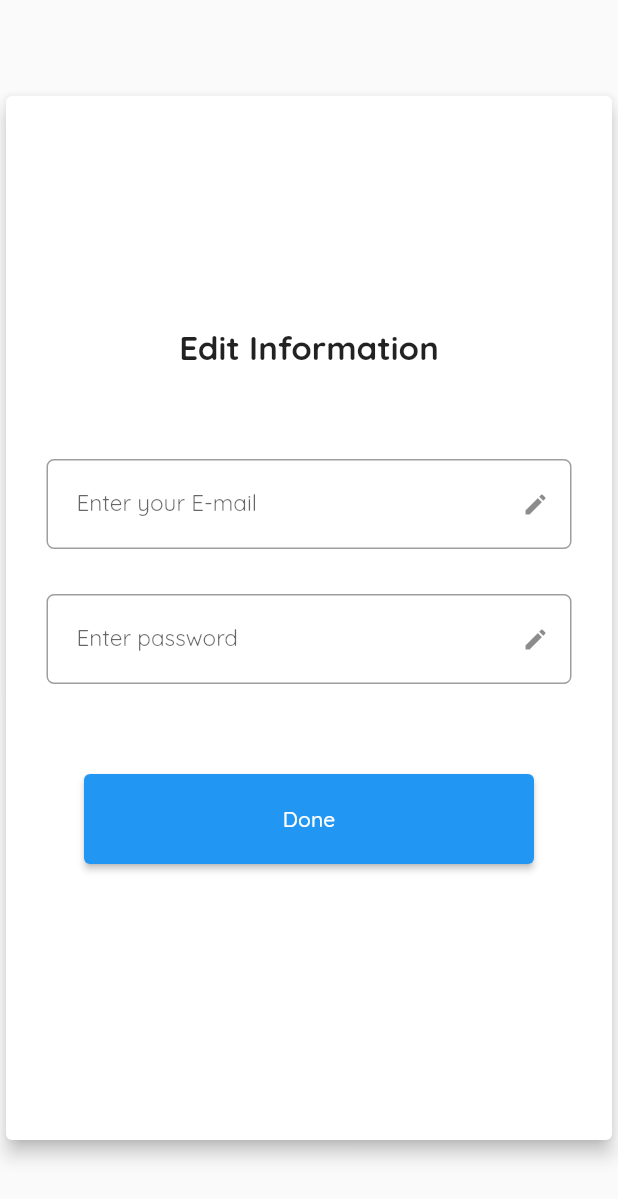
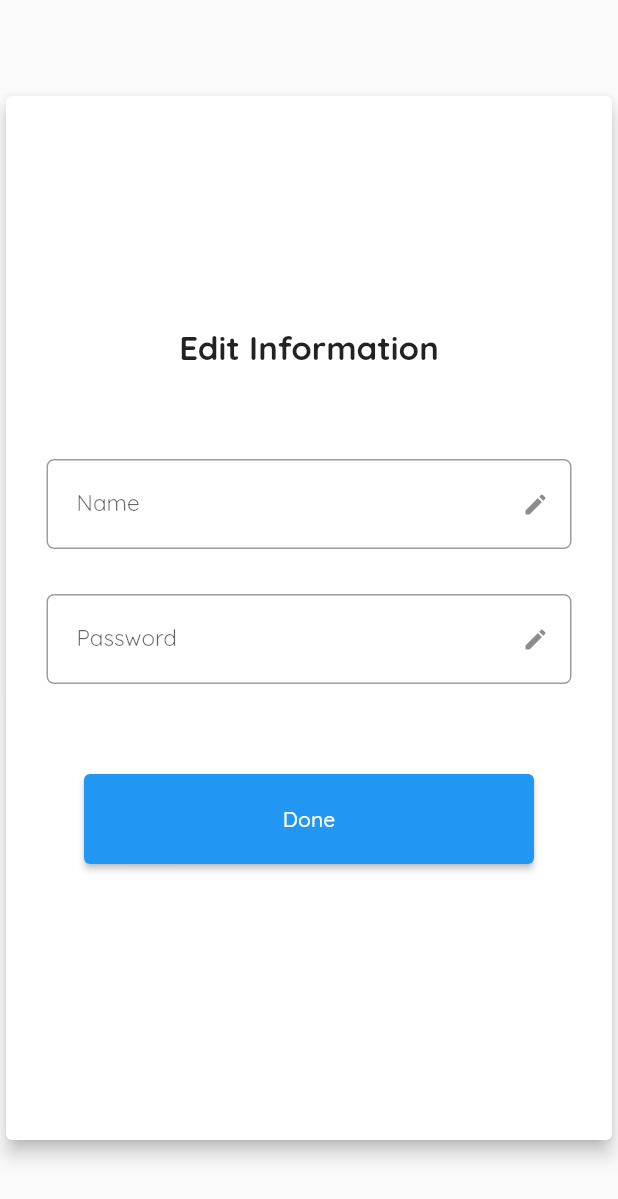
Before and after one commit to NaimaHasan/travela, a Flutter app: the EditInformationScreenDesktop screen opened directly, on a phone screen of 412 x 824 dp. Shown: the top 1199 px of the screen. Run offline on Flutter 3.47's test engine with Material 2 defaults, Android fonts, the light colour scheme and no system bars; our stand-ins replace carousel_slider, google_fonts, responsive_builder; network calls fail.

Commit message:
Edit information screen

```diff
--- a/lib/screens/edit_information/edit_information_screen_desktop.dart
+++ b/lib/screens/edit_information/edit_information_screen_desktop.dart
@@ -39,7 +39,7 @@ class EditInformationScreenDesktop extends StatelessWidget {
                           Icons.edit,
                         ),
                       ),
-                      labelText: 'Enter your E-mail',
+                      labelText: 'Name',
                       labelStyle: const TextStyle(
                         fontSize: 15,
                       ),
@@ -56,7 +56,7 @@ class EditInformationScreenDesktop extends StatelessWidget {
                 ),
                 SizedBox(
                   width: 350,
-                  child: TextField(
+                  child: TextFormField(
                     style: const TextStyle(fontSize: 16),
                     decoration: InputDecoration(
                       suffixIcon: IconButton(
@@ -65,7 +65,7 @@ class EditInformationScreenDesktop extends StatelessWidget {
                           Icons.edit,
                         ),
                       ),
-                      labelText: 'Enter password',
+                      labelText: 'Password',
                       labelStyle: const TextStyle(
                         fontSize: 15,
                       ),
```
